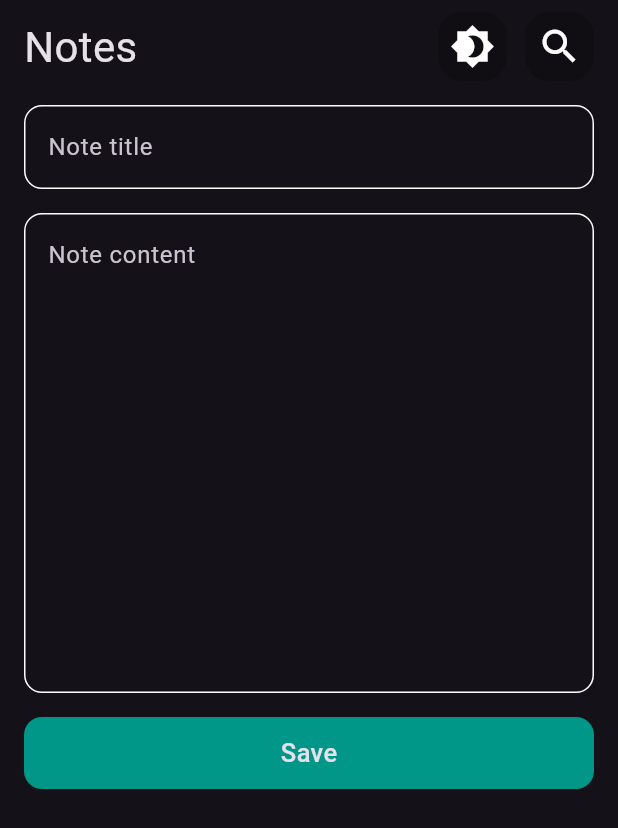
After one commit to AliA5y/pretty_notes, a Flutter app: the EditNoteView screen opened directly, on a phone screen of 412 x 824 dp. The commit adds this screen. Shown: the top 828 px of the screen. Run offline on Flutter 3.47's test engine with Material 3 defaults, Android fonts, the phone set to English and light mode, and no system bars; our stand-ins replace hive, hive_flutter; accounts and stored records are empty.

Commit message:
add edit note view

```diff
--- /dev/null
+++ b/lib/views/edit_note_view.dart
@@ -0,0 +1,13 @@
+import 'package:flutter/material.dart';
+import 'package:pretty_notes/views/widgets/edit_note_view_body.dart';
+
+class EditNoteView extends StatelessWidget {
+  const EditNoteView({super.key});
+
+  @override
+  Widget build(BuildContext context) {
+    return const Scaffold(
+      body: EditNoteViewBody(),
+    );
+  }
+}
--- a/lib/views/widgets/add_note_sheet.dart
+++ b/lib/views/widgets/add_note_sheet.dart
@@ -23,7 +23,7 @@ class AddNoteSheet extends StatelessWidget {
             ),
             SizedBox(height: 16),
             SubmitButton(
-              label: 'Save Note',
+              label: 'Add Note',
             ),
             SizedBox(height: 10),
           ],
--- /dev/null
+++ b/lib/views/widgets/edit_note_view_body.dart
@@ -0,0 +1,39 @@
+import 'package:flutter/material.dart';
+import 'package:pretty_notes/views/widgets/custom_text_form_field.dart';
+import 'package:pretty_notes/views/widgets/notes_app_bar.dart';
+import 'package:pretty_notes/views/widgets/submit_button.dart';
+
+class EditNoteViewBody extends StatelessWidget {
+  const EditNoteViewBody({super.key});
+
+  @override
+  Widget build(BuildContext context) {
+    return const Column(
+      children: [
+        NotesAppBar(),
+        Padding(
+          padding: EdgeInsets.all(16.0),
+          child: SingleChildScrollView(
+            child: Column(
+              children: [
+                CustomTextFormField(
+                  hint: 'Note title',
+                ),
+                SizedBox(height: 16),
+                CustomTextFormField(
+                  hint: 'Note content',
+                  maxLength: 12,
+                ),
+                SizedBox(height: 16),
+                SubmitButton(
+                  label: 'Save',
+                ),
+                SizedBox(height: 10),
+              ],
+            ),
+          ),
+        ),
+      ],
+    );
+  }
+}
```
